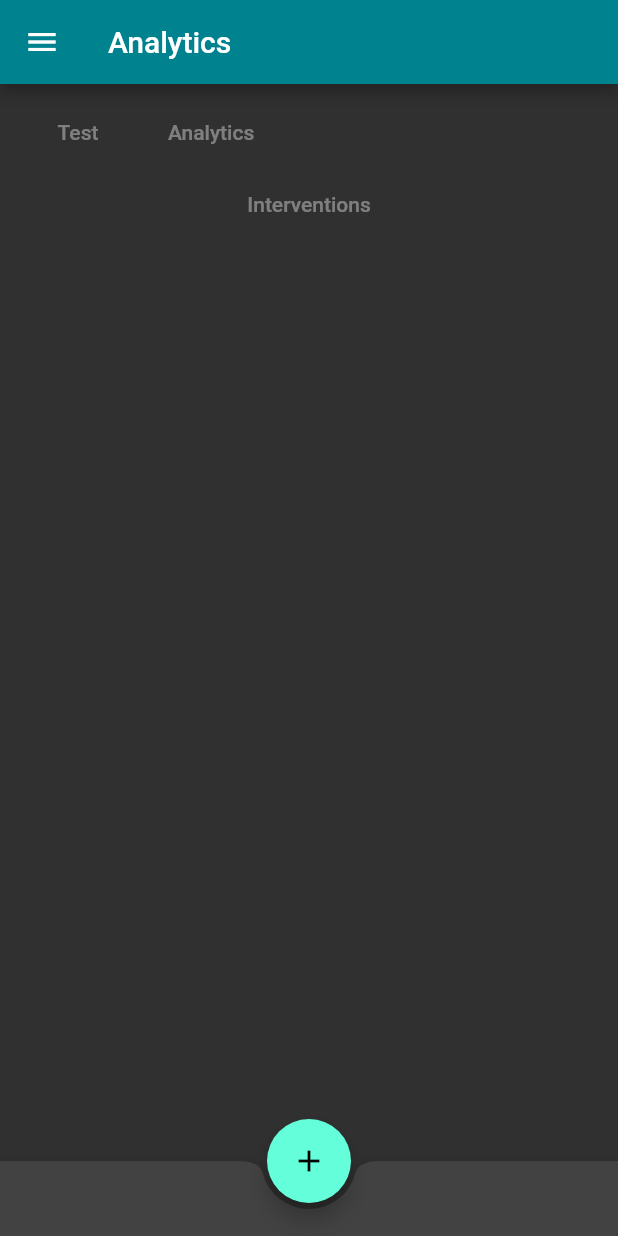
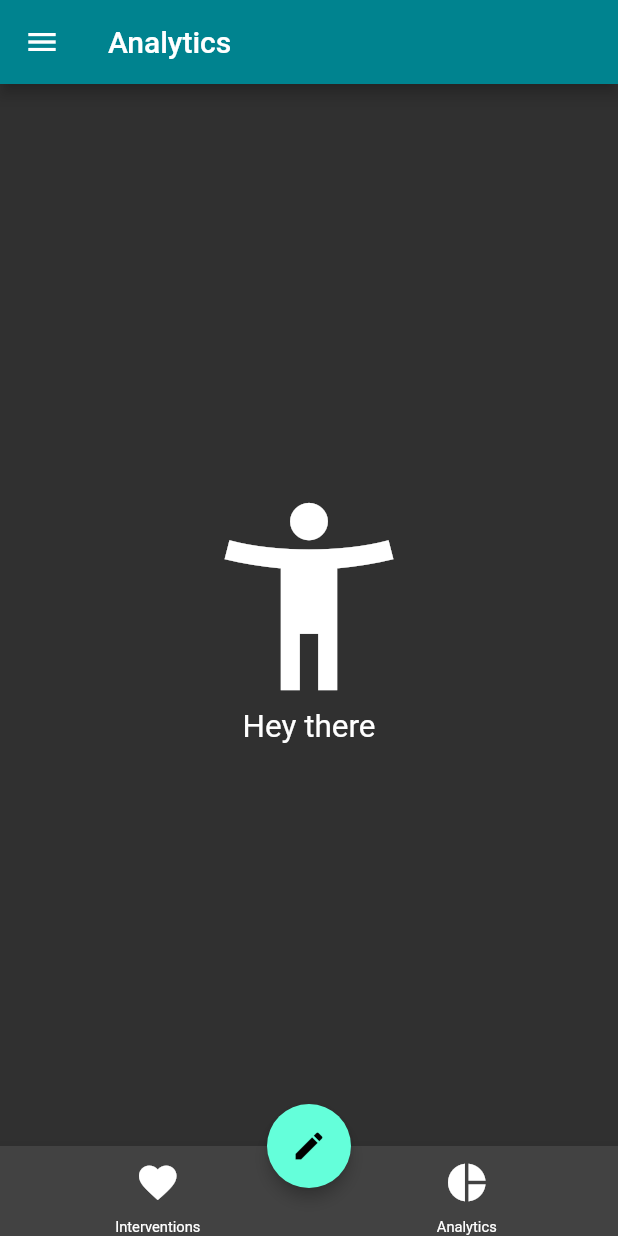
Before and after one commit to fauziya-mudasir/Capstone_Code, a Flutter app: the screen it shows after launch, on a phone screen of 412 x 824 dp. Run offline on Flutter 3.47's test engine with Material 2 defaults, Android fonts, the phone set to English and light mode, and no system bars; our stand-ins replace charts_flutter, sqflite; accounts and stored records are empty.

Commit message:
Update: cleaned up home page Update: refactored route names to use global variables instead of strings.
status: Stable

```diff
--- a/lib/app/column_labels.dart
+++ b/lib/app/labels.dart
@@ -21,4 +21,11 @@ const String columnDate = 'date';
 const String groupColumnCount = 'groupColumnCount';
 const String groupColumnName = 'groupColumnName';
 
-// ================= Expense class =================
+// ================= Route Names =================
+
+const String homeRoute = '/home';
+const String formRoute = '/form';
+const String formCompleteRoute = '/form_complete';
+const String analyticsRoute = '/analytics';
+const String interventionsRoute = '/interventions';
+const String doctorRoute = '/doctor';
--- a/lib/db_handler/handlers/db_handler.dart
+++ b/lib/db_handler/handlers/db_handler.dart
@@ -1,6 +1,6 @@
 import 'dart:io';
 
-import 'package:Capstone_Code/app/column_labels.dart';
+import 'package:Capstone_Code/app/labels.dart';
 import 'package:Capstone_Code/db_handler/models/emotional_state_model.dart';
 import 'package:Capstone_Code/db_handler/models/group_count_model.dart';
 import 'package:path/path.dart';
--- a/lib/db_handler/models/emotional_state_model.dart
+++ b/lib/db_handler/models/emotional_state_model.dart
@@ -1,4 +1,4 @@
-import 'package:Capstone_Code/app/column_labels.dart';
+import 'package:Capstone_Code/app/labels.dart';
 
 class EmotionalState{
 
--- a/lib/db_handler/models/group_count_model.dart
+++ b/lib/db_handler/models/group_count_model.dart
@@ -1,4 +1,4 @@
-import 'package:Capstone_Code/app/column_labels.dart';
+import 'package:Capstone_Code/app/labels.dart';
 
 class GroupCount {
 
--- a/lib/main.dart
+++ b/lib/main.dart
@@ -1,3 +1,4 @@
+import 'package:Capstone_Code/app/labels.dart';
 import 'package:Capstone_Code/pages/analytics_page.dart';
 import 'package:Capstone_Code/pages/doctor_page.dart';
 import 'package:Capstone_Code/pages/emotionForm_page.dart';
@@ -18,12 +19,12 @@ class MyApp extends StatelessWidget {
     return MaterialApp(
       initialRoute: '/home',
       routes: {
-        '/home': (context) => HomePage(),
-        '/form': (context) => EmotionForm(),
-        '/form_complete': (context) => FormCompletePage(),
-        '/interventions': (context) => InterventionPage(),
-        '/doctor': (context) => DoctorPage(),
-        '/analytics': (context) => AnalyticsPage(),
+        homeRoute: (context) => HomePage(),
+        formRoute: (context) => EmotionForm(),
+        formCompleteRoute: (context) => FormCompletePage(),
+        interventionsRoute: (context) => InterventionPage(),
+        doctorRoute: (context) => DoctorPage(),
+        analyticsRoute: (context) => AnalyticsPage(),
       },
       theme: ThemeData(
           brightness: Brightness.dark, primaryColor: Colors.cyan[800]),
--- a/lib/pages/home_page.dart
+++ b/lib/pages/home_page.dart
@@ -1,9 +1,10 @@
+import 'package:Capstone_Code/app/labels.dart';
 import 'package:Capstone_Code/widgets/drawer_widget.dart';
 import 'package:Capstone_Code/widgets/home_screen.dart';
 import 'package:flutter/cupertino.dart';
 import 'package:flutter/material.dart';
 
-class HomePage extends StatefulWidget{
+class HomePage extends StatefulWidget {
   @override
   _HomePageState createState() => _HomePageState();
 }
@@ -15,8 +16,7 @@ class _HomePageState extends State<HomePage> {
     return homePage(context);
   }
 
-  homePage(BuildContext context) =>
-      Scaffold(
+  homePage(BuildContext context) => Scaffold(
         appBar: AppBar(
           title: const Text("Analytics"),
         ),
@@ -24,19 +24,53 @@ class _HomePageState extends State<HomePage> {
 //        drawer: DrawerWidget(),
         body: HomeScreen(),
         bottomNavigationBar: BottomAppBar(
-          shape: CircularNotchedRectangle(),
+//          shape: CircularNotchedRectangle(),
           child: Container(
-            height: 50.0,
+            height: 60,
+            child: Row(
+              mainAxisSize: MainAxisSize.max,
+              mainAxisAlignment: MainAxisAlignment.spaceAround,
+              children: <Widget>[
+                // TODO: build custom icon button
+                Column(
+                  children: <Widget>[
+                    IconButton(
+                        iconSize: 30.0,
+                        icon: Icon(Icons.favorite),
+                        onPressed: () =>
+                            Navigator.pushNamed(context, interventionsRoute)),
+                    Text(
+                      'Interventions',
+                      textScaleFactor: 0.7,
+                    )
+                  ],
+                ),
+                Column(
+                  children: <Widget>[
+                    IconButton(
+                        iconSize: 30.0,
+                        icon: Icon(Icons.pie_chart),
+                        onPressed: () =>
+                            Navigator.pushNamed(context, analyticsRoute)),
+                    Text(
+                      'Analytics',
+                      textScaleFactor: 0.7,
+                    )
+                  ],
+                ),
+              ],
+            ),
           ),
 //          color: Colors.cyan[600],
         ),
         floatingActionButton: FloatingActionButton(
+          elevation: 4,
           onPressed: () {
             Navigator.pushNamed(context, '/form');
 //            showDialog(context: context, builder: (context) => ExpenseForm());
           },
           tooltip: "Add new Expense",
-          child: Icon(Icons.add),
+          child: Icon(Icons.edit),
         ),
         floatingActionButtonLocation: FloatingActionButtonLocation.centerDocked,
       );
--- a/lib/widgets/analytics_screen.dart
+++ b/lib/widgets/analytics_screen.dart
@@ -1,4 +1,4 @@
-import 'package:Capstone_Code/app/column_labels.dart';
+import 'package:Capstone_Code/app/labels.dart';
 import 'package:Capstone_Code/widgets/pie_chart_widget.dart';
 import 'package:flutter/cupertino.dart';
 import 'package:flutter/material.dart';
--- a/lib/widgets/home_screen.dart
+++ b/lib/widgets/home_screen.dart
@@ -1,5 +1,3 @@
-import 'package:Capstone_Code/app/column_labels.dart';
-import 'package:Capstone_Code/widgets/pie_chart_widget.dart';
 import 'package:flutter/material.dart';
 
 class HomeScreen extends StatefulWidget {
@@ -19,15 +17,17 @@ class _HomeScreenState extends State<HomeScreen> {
       child: Container(
         padding: EdgeInsets.all(8),
         child: Center(
-          child: ListView(
+          child: Column(
+            mainAxisSize: MainAxisSize.min,
             children: <Widget>[
-              Row(
-                children: <Widget>[
-                  FlatButton(onPressed: null, child: Text('Test')),
-                  FlatButton(onPressed: null, child: Text('Analytics')),
-                ],
+              Icon(
+                Icons.accessibility_new,
+                size: 150,
               ),
-              FlatButton(onPressed: null, child: Text('Interventions')),
+              Text(
+                'Hey there',
+                textScaleFactor: 1.5,
+              )
             ],
           ),
         ),
```
Also changed, not shown: lib/widgets/drawer_widget.dart (+4 -3 lines), lib/widgets/form_layout.dart (+103 -24 lines), 1 other file.
